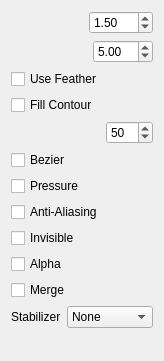
Before: the Qt Designer form app/ui/tooloptions.ui in davidlamhauge/pencil, drawn with Qt 5.
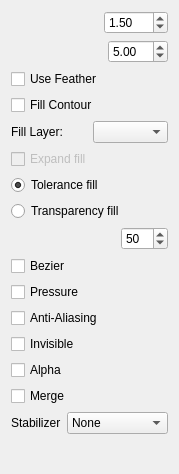
After: the same form once the commit is applied. Custom widgets are drawn as their Qt base class.

The edit to the form file:
```diff
--- a/app/ui/tooloptions.ui
+++ b/app/ui/tooloptions.ui
@@ -6,8 +6,8 @@
    <rect>
     <x>0</x>
     <y>0</y>
-    <width>164</width>
-    <height>361</height>
+    <width>179</width>
+    <height>474</height>
    </rect>
   </property>
   <property name="windowTitle">
@@ -106,6 +106,47 @@
      </property>
     </widget>
    </item>
+   <item>
+    <layout class="QHBoxLayout" name="horizontalLayout_5">
+     <item>
+      <widget class="QLabel" name="bucketLabel">
+       <property name="text">
+        <string>Fill Layer:</string>
+       </property>
+      </widget>
+     </item>
+     <item>
+      <widget class="QComboBox" name="bucketFillCombo"/>
+     </item>
+    </layout>
+   </item>
+   <item>
+    <widget class="QCheckBox" name="expandFillBox">
+     <property name="enabled">
+      <bool>false</bool>
+     </property>
+     <property name="text">
+      <string>Expand fill</string>
+     </property>
+    </widget>
+   </item>
+   <item>
+    <widget class="QRadioButton" name="rbTolerance">
+     <property name="text">
+      <string>Tolerance fill</string>
+     </property>
+     <property name="checked">
+      <bool>true</bool>
+     </property>
+    </widget>
+   </item>
+   <item>
+    <widget class="QRadioButton" name="rbTransparency">
+     <property name="text">
+      <string>Transparency fill</string>
+     </property>
+    </widget>
+   </item>
    <item>
     <layout class="QHBoxLayout" name="horizontalLayout_3" stretch="1,0">
      <item>
```
Left out of the diff: 6 changed lines with no effect on the pictures.
